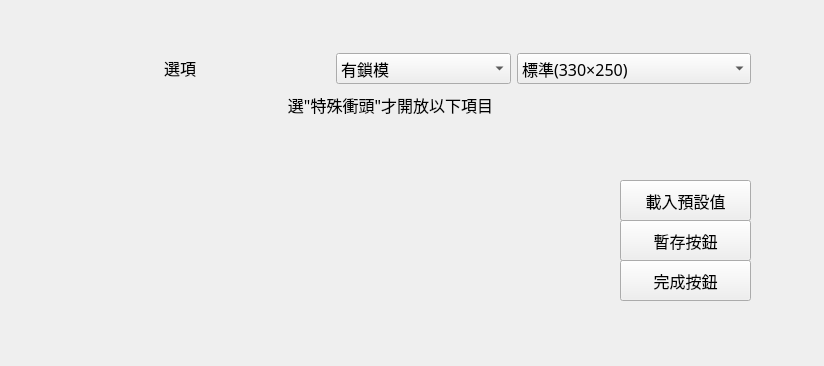
First picture: the form in SYEI_stamping_press_system/punch_main_simple.ui, repository sinje0816/stamping_press, before the edit.
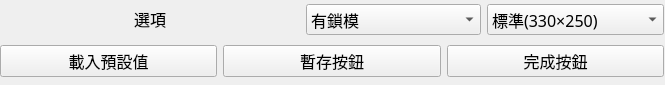
Second picture: the form after the edit.

Commit message: 完成公司提出平板介面修改需求

```diff
--- a/SYEI_stamping_press_system/punch_main_simple.ui
+++ b/SYEI_stamping_press_system/punch_main_simple.ui
@@ -6,37 +6,57 @@
    <rect>
     <x>0</x>
     <y>0</y>
-    <width>824</width>
-    <height>366</height>
+    <width>665</width>
+    <height>85</height>
    </rect>
   </property>
   <property name="sizePolicy">
-   <sizepolicy hsizetype="Expanding" vsizetype="Preferred">
+   <sizepolicy hsizetype="Maximum" vsizetype="Maximum">
     <horstretch>0</horstretch>
     <verstretch>0</verstretch>
    </sizepolicy>
   </property>
+  <property name="minimumSize">
+   <size>
+    <width>665</width>
+    <height>85</height>
+   </size>
+  </property>
+  <property name="maximumSize">
+   <size>
+    <width>665</width>
+    <height>85</height>
+   </size>
+  </property>
   <property name="windowTitle">
    <string>Form</string>
   </property>
   <widget class="QWidget" name="layoutWidget">
    <property name="geometry">
     <rect>
-     <x>30</x>
-     <y>50</y>
-     <width>721</width>
-     <height>71</height>
+     <x>0</x>
+     <y>0</y>
+     <width>664</width>
+     <height>82</height>
     </rect>
    </property>
+   <layout class="QVBoxLayout" name="verticalLayout">
+    <item>
    <layout class="QGridLayout" name="gridLayout_2">
-    <item row="1" column="0" colspan="4">
-     <widget class="QLabel" name="label_12">
+      <item row="0" column="0">
+       <widget class="QLabel" name="label_13">
       <property name="sizePolicy">
-       <sizepolicy hsizetype="Expanding" vsizetype="Fixed">
+         <sizepolicy hsizetype="Minimum" vsizetype="Fixed">
         <horstretch>0</horstretch>
         <verstretch>0</verstretch>
        </sizepolicy>
       </property>
+        <property name="minimumSize">
+         <size>
+          <width>300</width>
+          <height>0</height>
+         </size>
+        </property>
       <property name="font">
        <font>
         <family>微軟正黑體</family>
@@ -44,7 +64,7 @@
        </font>
       </property>
       <property name="text">
-       <string>選&quot;特殊衝頭&quot;才開放以下項目</string>
+         <string>選項</string>
       </property>
       <property name="alignment">
        <set>Qt::AlignCenter</set>
@@ -54,7 +74,7 @@
     <item row="0" column="2" colspan="2">
      <widget class="QComboBox" name="punch_select">
       <property name="sizePolicy">
-       <sizepolicy hsizetype="Minimum" vsizetype="Fixed">
+         <sizepolicy hsizetype="Minimum" vsizetype="Preferred">
         <horstretch>0</horstretch>
         <verstretch>0</verstretch>
        </sizepolicy>
@@ -96,7 +116,7 @@
     <item row="0" column="1">
      <widget class="QComboBox" name="punch_mold_locking">
       <property name="sizePolicy">
-       <sizepolicy hsizetype="Minimum" vsizetype="Fixed">
+         <sizepolicy hsizetype="Minimum" vsizetype="Preferred">
         <horstretch>0</horstretch>
         <verstretch>0</verstretch>
        </sizepolicy>
@@ -125,64 +145,12 @@
       </item>
      </widget>
     </item>
-    <item row="0" column="0">
-     <widget class="QLabel" name="label_13">
-      <property name="sizePolicy">
-       <sizepolicy hsizetype="Minimum" vsizetype="Fixed">
-        <horstretch>0</horstretch>
-        <verstretch>0</verstretch>
-       </sizepolicy>
-      </property>
-      <property name="minimumSize">
-       <size>
-        <width>300</width>
-        <height>0</height>
-       </size>
-      </property>
-      <property name="font">
-       <font>
-        <family>微軟正黑體</family>
-        <pointsize>12</pointsize>
-       </font>
-      </property>
-      <property name="text">
-       <string>選項</string>
-      </property>
-      <property name="alignment">
-       <set>Qt::AlignCenter</set>
-      </property>
-     </widget>
-    </item>
-   </layout>
-  </widget>
-  <widget class="QPushButton" name="punch_finish">
-   <property name="geometry">
-    <rect>
-     <x>620</x>
-     <y>260</y>
-     <width>131</width>
-     <height>41</height>
-    </rect>
-   </property>
-   <property name="font">
-    <font>
-     <family>微軟正黑體</family>
-     <pointsize>12</pointsize>
-    </font>
-   </property>
-   <property name="text">
-    <string>完成按鈕</string>
-   </property>
-  </widget>
+     </layout>
+    </item>
+    <item>
+     <layout class="QHBoxLayout" name="horizontalLayout">
+      <item>
   <widget class="QPushButton" name="punch_default">
-   <property name="geometry">
-    <rect>
-     <x>620</x>
-     <y>180</y>
-     <width>131</width>
-     <height>41</height>
-    </rect>
-   </property>
    <property name="font">
     <font>
      <family>微軟正黑體</family>
@@ -193,15 +161,9 @@
     <string>載入預設值</string>
    </property>
   </widget>
+      </item>
+      <item>
   <widget class="QPushButton" name="punch_save">
-   <property name="geometry">
-    <rect>
-     <x>620</x>
-     <y>220</y>
-     <width>131</width>
-     <height>41</height>
-    </rect>
-   </property>
    <property name="font">
     <font>
      <family>微軟正黑體</family>
@@ -211,6 +173,24 @@
    <property name="text">
     <string>暫存按鈕</string>
    </property>
+       </widget>
+      </item>
+      <item>
+       <widget class="QPushButton" name="punch_finish">
+        <property name="font">
+         <font>
+          <family>微軟正黑體</family>
+          <pointsize>12</pointsize>
+         </font>
+        </property>
+        <property name="text">
+         <string>完成按鈕</string>
+        </property>
+       </widget>
+      </item>
+     </layout>
+    </item>
+   </layout>
   </widget>
  </widget>
  <resources/>
```
Lines whose indentation alone changed are shown as unchanged. The commit also changes 34 other files.
